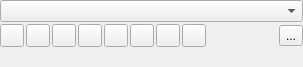
KDE/krita, file plugins/textshape/dialogs/SimpleCharacterWidget.ui: the form before one commit.
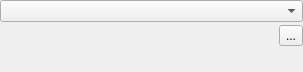
The form after the commit. Custom widgets are drawn as their Qt base class.

Commit message: use flat buttons in the textshape docker BUG:308865 REVIEW:107190

The edit to the form file:
```diff
--- a/plugins/textshape/dialogs/SimpleCharacterWidget.ui
+++ b/plugins/textshape/dialogs/SimpleCharacterWidget.ui
@@ -7,7 +7,7 @@
     <x>0</x>
     <y>0</y>
     <width>303</width>
-    <height>67</height>
+    <height>72</height>
    </rect>
   </property>
   <property name="sizePolicy">
@@ -40,57 +40,105 @@
      </item>
      <item row="2" column="0">
       <widget class="QToolButton" name="bold">
+       <property name="iconSize">
+        <size>
+         <width>16</width>
+         <height>16</height>
+        </size>
+       </property>
        <property name="autoRaise">
-        <bool>false</bool>
+        <bool>true</bool>
        </property>
       </widget>
      </item>
      <item row="2" column="1">
       <widget class="QToolButton" name="italic">
+       <property name="iconSize">
+        <size>
+         <width>16</width>
+         <height>16</height>
+        </size>
+       </property>
        <property name="autoRaise">
-        <bool>false</bool>
+        <bool>true</bool>
        </property>
       </widget>
      </item>
      <item row="2" column="2">
       <widget class="QToolButton" name="underline">
+       <property name="iconSize">
+        <size>
+         <width>16</width>
+         <height>16</height>
+        </size>
+       </property>
        <property name="autoRaise">
-        <bool>false</bool>
+        <bool>true</bool>
        </property>
       </widget>
      </item>
      <item row="2" column="3">
       <widget class="QToolButton" name="strikeOut">
+       <property name="iconSize">
+        <size>
+         <width>16</width>
+         <height>16</height>
+        </size>
+       </property>
        <property name="autoRaise">
-        <bool>false</bool>
+        <bool>true</bool>
        </property>
       </widget>
      </item>
      <item row="2" column="4">
       <widget class="QToolButton" name="textColor">
+       <property name="iconSize">
+        <size>
+         <width>16</width>
+         <height>16</height>
+        </size>
+       </property>
        <property name="autoRaise">
-        <bool>false</bool>
+        <bool>true</bool>
        </property>
       </widget>
      </item>
      <item row="2" column="5">
       <widget class="QToolButton" name="backgroundColor">
+       <property name="iconSize">
+        <size>
+         <width>16</width>
+         <height>16</height>
+        </size>
+       </property>
        <property name="autoRaise">
-        <bool>false</bool>
+        <bool>true</bool>
        </property>
       </widget>
      </item>
      <item row="2" column="6">
       <widget class="QToolButton" name="superscript">
+       <property name="iconSize">
+        <size>
+         <width>16</width>
+         <height>16</height>
+        </size>
+       </property>
        <property name="autoRaise">
-        <bool>false</bool>
+        <bool>true</bool>
        </property>
       </widget>
      </item>
      <item row="2" column="7">
       <widget class="QToolButton" name="subscript">
+       <property name="iconSize">
+        <size>
+         <width>16</width>
+         <height>16</height>
+        </size>
+       </property>
        <property name="autoRaise">
-        <bool>false</bool>
+        <bool>true</bool>
        </property>
       </widget>
      </item>
```
The commit also changes 3 other files.
